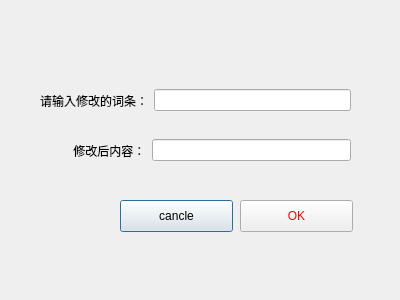
This is myMainWindow/changeword.ui in podiumdesu/Chinese-Word-Segmentation as Qt 5 draws it before an edit. The edited form follows.
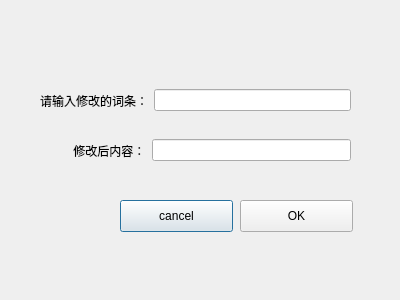
This is the edited form.

Diff of the .ui file:
```diff
--- a/myMainWindow/changeword.ui
+++ b/myMainWindow/changeword.ui
@@ -23,7 +23,7 @@
     </rect>
    </property>
    <property name="text">
-    <string>cancle</string>
+    <string>cancel</string>
    </property>
   </widget>
   <widget class="QWidget" name="layoutWidget">
@@ -61,7 +61,7 @@
     </rect>
    </property>
    <property name="styleSheet">
-    <string notr="true">color: red</string>
+    <string notr="true"/>
    </property>
    <property name="text">
     <string>OK</string>
```
Left out of the diff: 25 changed lines with no effect on the pictures.
